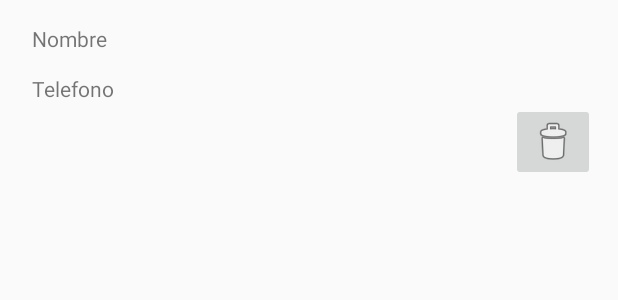
After one commit to ImErick/Practica8, an Android app: the layout fragment_item_user.xml on its own in the app's theme, with its tools: preview values and no code run, on a phone screen of 412 x 824 dp. The commit adds this screen. Shown: the top 300 px of the screen. Run offline under Robolectric (Android 15) with nearby library versions, the phone set to English and light mode, and no system bars.

Commit message:
working on list users

```diff
--- a/app/src/main/java/mx/iteso/erickgarcia/practica8/SharedPreferenceMethod.java
+++ b/app/src/main/java/mx/iteso/erickgarcia/practica8/SharedPreferenceMethod.java
@@ -42,4 +42,6 @@ public class SharedPreferenceMethod {
         editor.clear();
         return editor.commit();
     }
+
+
 }
--- /dev/null
+++ b/app/src/main/res/layout/fragment_item_user.xml
@@ -0,0 +1,40 @@
+<?xml version="1.0" encoding="utf-8"?>
+<RelativeLayout xmlns:android="http://schemas.android.com/apk/res/android"
+    android:id="@+id/fragmentItemListView"
+    xmlns:app="http://schemas.android.com/apk/res-auto"
+    android:layout_width="match_parent"
+    android:layout_height="match_parent">
+
+    <TextView
+        android:id="@+id/textViewName"
+        android:layout_width="wrap_content"
+        android:layout_height="wrap_content"
+        android:layout_alignParentLeft="true"
+        android:layout_alignParentStart="true"
+        android:layout_alignParentTop="true"
+        android:layout_marginLeft="21dp"
+        android:layout_marginStart="21dp"
+        android:layout_marginTop="16dp"
+        android:text="Nombre" />
+
+    <TextView
+        android:id="@+id/textViewPhone"
+        android:layout_width="wrap_content"
+        android:layout_height="wrap_content"
+        android:layout_alignLeft="@+id/textViewName"
+        android:layout_alignStart="@+id/textViewName"
+        android:layout_below="@+id/textViewName"
+        android:layout_marginTop="14dp"
+        android:text="Telefono" />
+
+    <ImageButton
+        android:id="@+id/imageButtonDeleteUser"
+        android:layout_width="wrap_content"
+        android:layout_height="wrap_content"
+        android:layout_alignParentEnd="true"
+        android:layout_alignParentRight="true"
+        android:layout_below="@+id/textViewPhone"
+        android:layout_marginEnd="15dp"
+        android:layout_marginRight="15dp"
+        app:srcCompat="@android:drawable/ic_menu_delete" />
+</RelativeLayout>
```
Also changed, not shown: app/src/main/java/mx/iteso/erickgarcia/practica8/FragmentListUser.java (added, +33 -0 lines), app/src/main/java/mx/iteso/erickgarcia/practica8/ItemUser.java (added, +40 -0 lines), app/src/main/java/mx/iteso/erickgarcia/practica8/ItemUserAdapter.java (added, +52 -0 lines), app/src/main/java/mx/iteso/erickgarcia/practica8/SharedPreferenceActivity.java (+11 -0 lines), app/src/main/res/layout/fragment_list_user.xml (added, +11 -0 lines).
